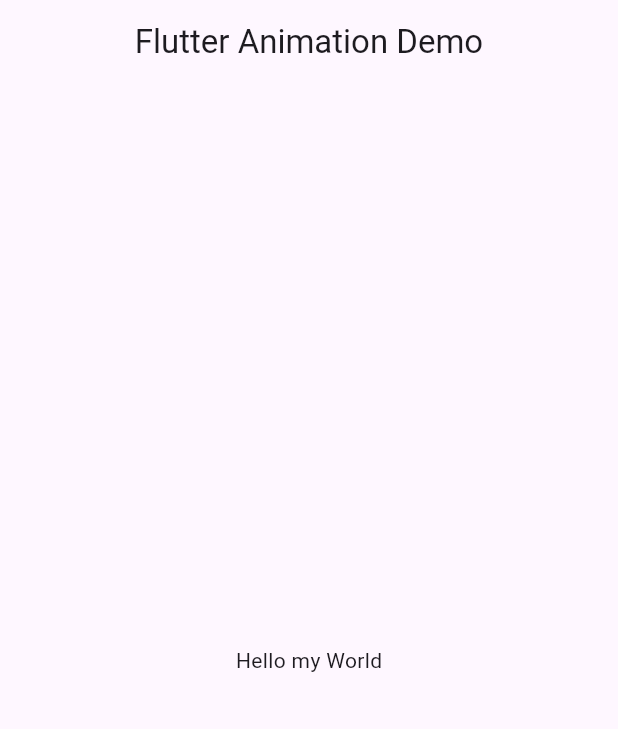
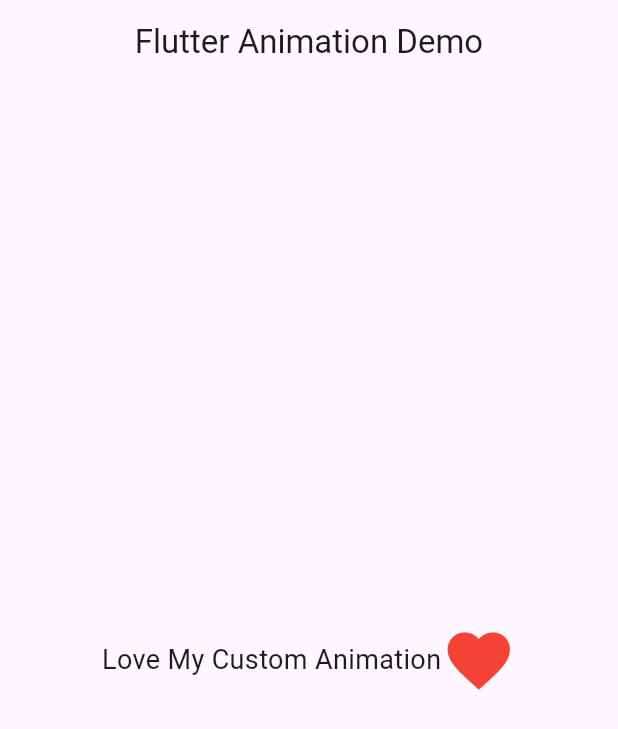
Before and after one commit to TilStack/flutter_animation, a Flutter app: the screen it shows after launch, on a phone screen of 412 x 824 dp. Shown: the top 729 px of the screen. Run offline on Flutter 3.47's test engine with Material 3 defaults, Android fonts, the phone set to English and light mode, and no system bars; drawn by our look-alikes of flutter_animate.

Commit message:
custom animation

```diff
--- a/lib/main.dart
+++ b/lib/main.dart
@@ -25,7 +25,7 @@ class MyApp extends StatelessWidget {
           centerTitle: true,
         ),
         body: Center(
-          child: effetAnimation(),
+          child: customAnimation(),
         ),
       ),
     );
--- a/lib/personelAnimation.dart
+++ b/lib/personelAnimation.dart
@@ -14,3 +14,31 @@ Animate effetAnimation() {
     child: const Text('Hello my World'),
   );
 }
+
+Animate customAnimation() {
+  return Animate(
+    child: const Text(
+      'Love My Custom Animation',
+      style: TextStyle(fontSize: 18),
+    ),
+  ).animate().custom(
+        duration: const Duration(seconds: 1), //durée de l'animation
+        begin: 0, // Quittant du début
+        end: 1, // Allant à la fin
+        curve: Curves.easeInOut,
+        builder: ((context, value, child) {
+          //Context sert à obtenir des informations sur le widget parent, Value est la valeur de l'animation, Child est le widget à animer
+          return Row(
+            mainAxisAlignment: MainAxisAlignment.center,
+            children: [
+              child,
+              Icon(
+                Icons.favorite,
+                color: Colors.red,
+                size: 50 * value,
+              ),
+            ],
+          );
+        }),
+      );
+}
```
